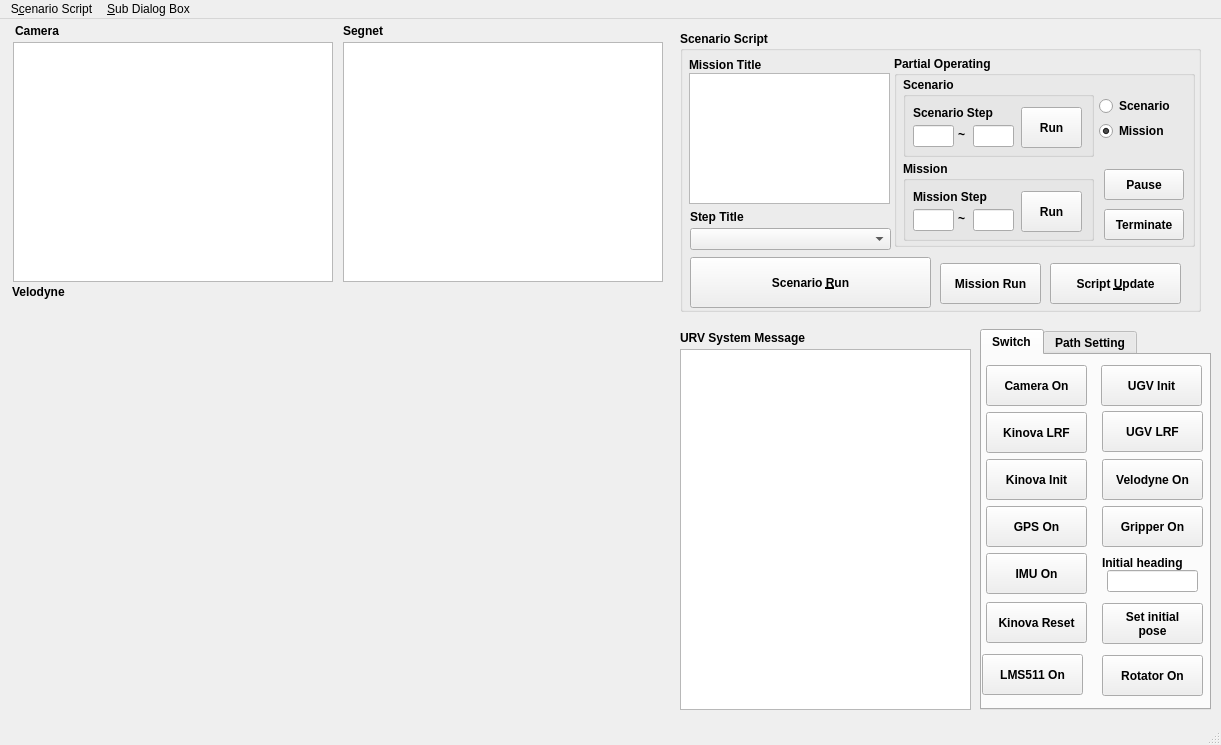
This is EurecarURV_Dlg.ui in Jun-Hong-7794/Eurecar-URV as Qt 5 draws it before an edit. The edited form follows.
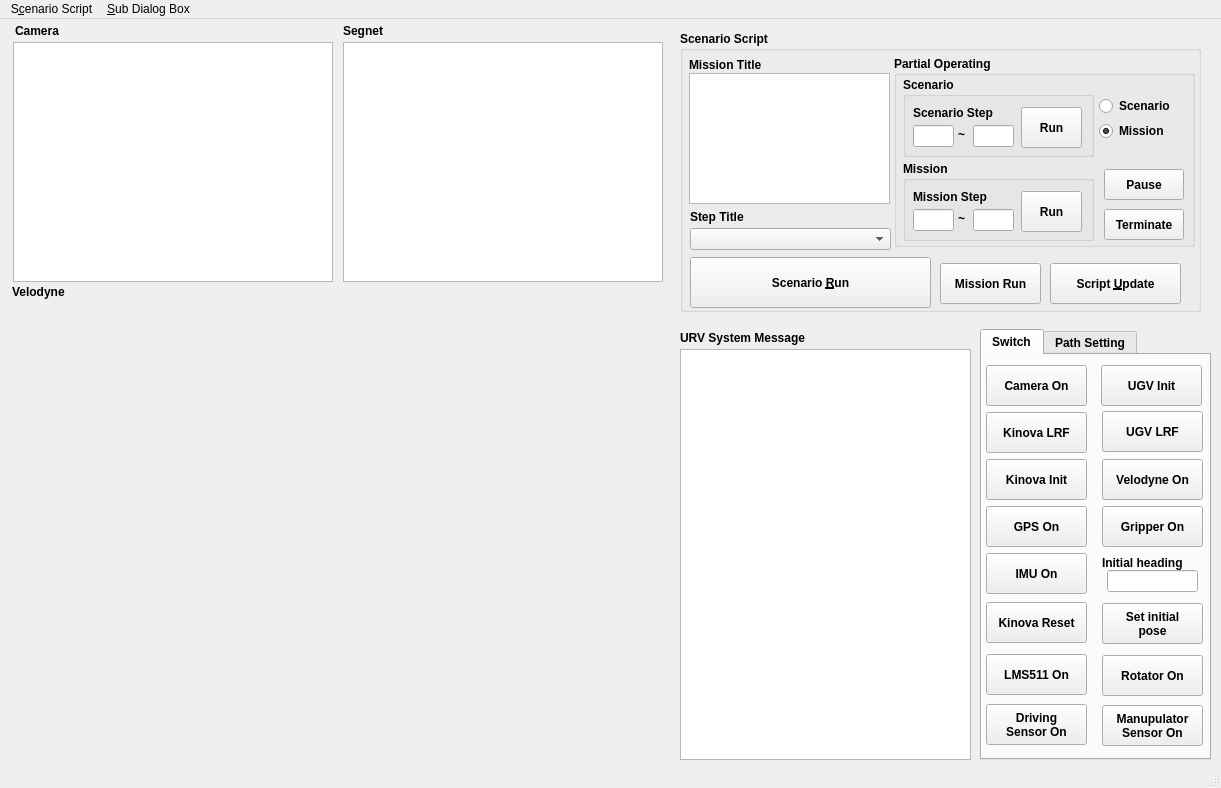
This is the edited form. Custom widgets are drawn as their Qt base class.

The edit to the form file:
```diff
--- a/EurecarURV_Dlg.ui
+++ b/EurecarURV_Dlg.ui
@@ -7,7 +7,7 @@
     <x>0</x>
     <y>0</y>
     <width>1221</width>
-    <height>745</height>
+    <height>788</height>
    </rect>
   </property>
   <property name="windowTitle">
@@ -40,7 +40,7 @@
       <x>680</x>
       <y>330</y>
       <width>291</width>
-      <height>361</height>
+      <height>411</height>
      </rect>
     </property>
    </widget>
@@ -460,7 +460,7 @@
       <x>13</x>
       <y>288</y>
       <width>651</width>
-      <height>401</height>
+      <height>451</height>
      </rect>
     </property>
    </widget>
@@ -470,7 +470,7 @@
       <x>980</x>
       <y>310</y>
       <width>231</width>
-      <height>381</height>
+      <height>431</height>
      </rect>
     </property>
     <property name="font">
@@ -662,7 +662,7 @@
      <widget class="QPushButton" name="bt_lms511">
       <property name="geometry">
        <rect>
-        <x>0</x>
+        <x>4</x>
         <y>299</y>
         <width>101</width>
         <height>41</height>
@@ -685,6 +685,39 @@
        <string>Rotator On</string>
       </property>
      </widget>
+     <widget class="QPushButton" name="bt_driving_sensor_on">
+      <property name="geometry">
+       <rect>
+        <x>4</x>
+        <y>349</y>
+        <width>101</width>
+        <height>41</height>
+       </rect>
+      </property>
+      <property name="font">
+       <font>
+        <pointsize>9</pointsize>
+       </font>
+      </property>
+      <property name="text">
+       <string>Driving 
+Sensor On</string>
+      </property>
+     </widget>
+     <widget class="QPushButton" name="bt_manipulator_sensor_on">
+      <property name="geometry">
+       <rect>
+        <x>120</x>
+        <y>350</y>
+        <width>101</width>
+        <height>41</height>
+       </rect>
+      </property>
+      <property name="text">
+       <string>Manupulator 
+Sensor On</string>
+      </property>
+     </widget>
     </widget>
     <widget class="QWidget" name="tab_path">
      <attribute name="title">
```
